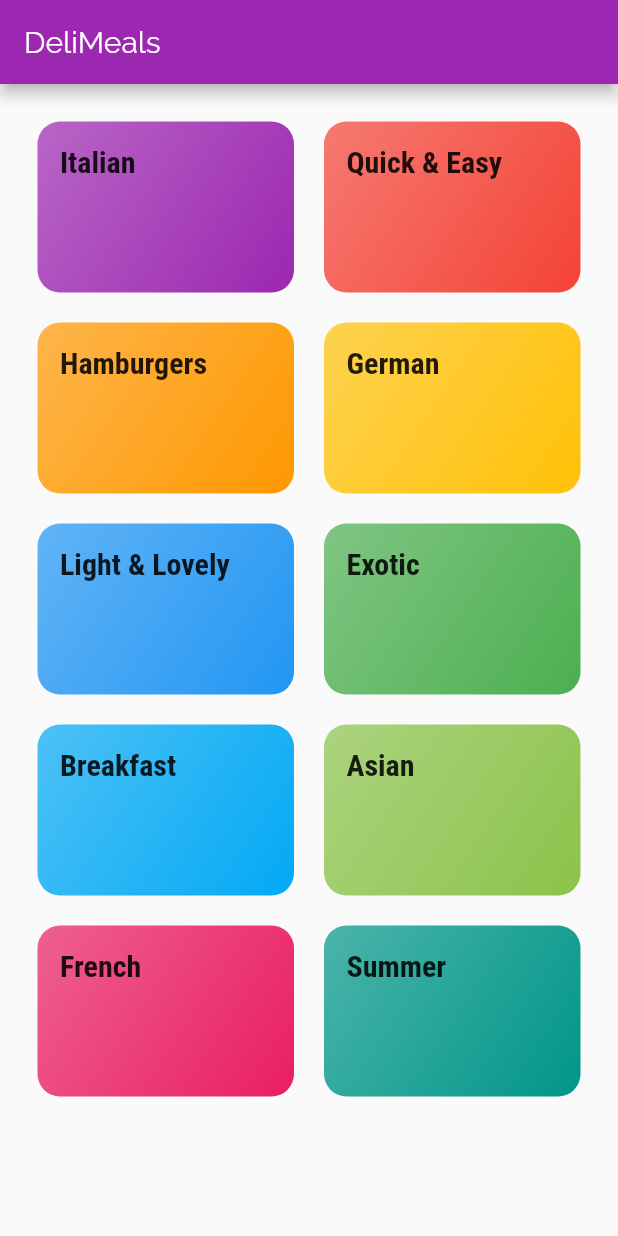
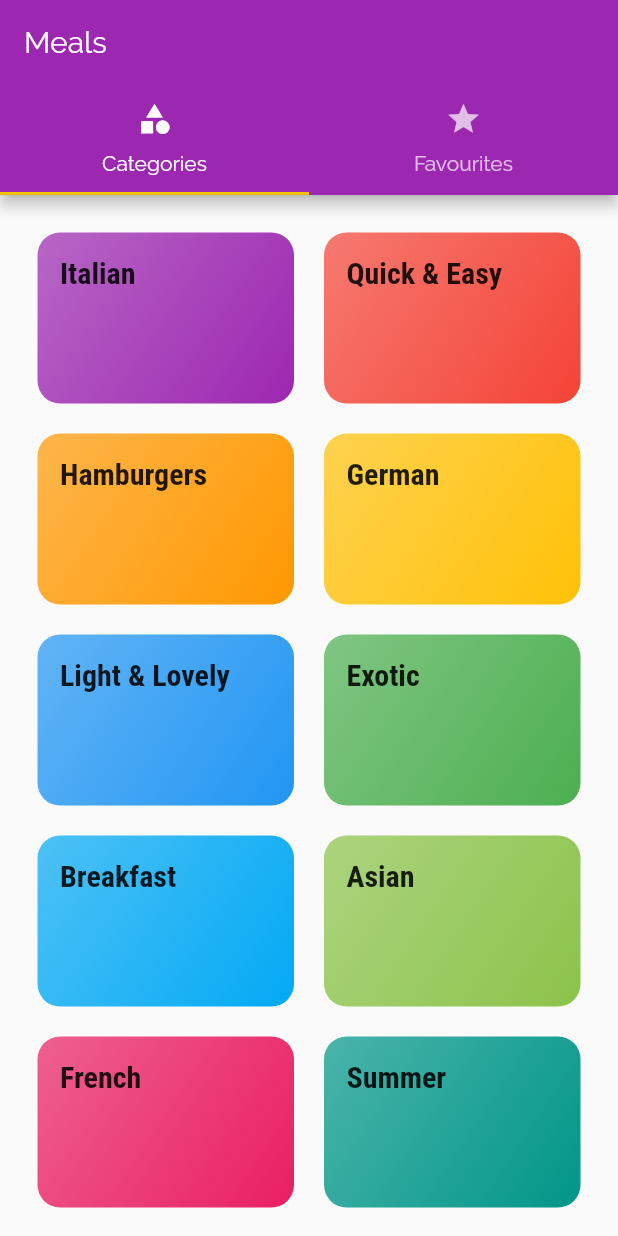
Before and after one commit to Amitbhave/flutter-udemy-course, a Flutter app: the screen it shows after launch, on a phone screen of 412 x 824 dp. Run offline on Flutter 3.47's test engine with Material 2 defaults, Android fonts, the phone set to English and light mode, and no system bars; our stand-ins replace sqflite; missing offline and left inert: dart:ffi; accounts and stored records are empty.

Commit message:
Add meals details screen and tabbar at top

```diff
--- a/meals_app/lib/main.dart
+++ b/meals_app/lib/main.dart
@@ -1,6 +1,8 @@
 import 'package:flutter/material.dart';
 import 'package:mealsapp/screens/categories.dart';
 import 'package:mealsapp/screens/category_meals.dart';
+import 'package:mealsapp/screens/meal_detail.dart';
+import 'package:mealsapp/screens/tabs.dart';
 
 void main() {
   runApp(MyApp());
@@ -32,8 +34,9 @@ class MyApp extends StatelessWidget {
       ),
       initialRoute: '/',
       routes: {
-        '/' : (context) => Categories(),
-        CategoryMeals.routeName : (context) => CategoryMeals()
+        '/' : (context) => Tabs(),
+        CategoryMeals.routeName : (context) => CategoryMeals(),
+        MealDetails.routeName : (context) => MealDetails()
       },
     );
   }
--- a/meals_app/lib/screens/categories.dart
+++ b/meals_app/lib/screens/categories.dart
@@ -6,11 +6,7 @@ class Categories extends StatelessWidget {
 
   @override
   Widget build(BuildContext context) {
-    return Scaffold(
-      appBar: AppBar(
-        title: const Text('DeliMeals'),
-      ),
-      body: GridView(
+    return GridView(
         padding: const EdgeInsets.all(25),
         children: DUMMY_CATEGORIES.map((categoryData) =>
             CategoryItem(
@@ -24,8 +20,7 @@ class Categories extends StatelessWidget {
           crossAxisSpacing: 20,
           mainAxisSpacing: 20,
         ),
-      ),
-    );
+      );
   }
 
 }
--- a/meals_app/lib/screens/category_meals.dart
+++ b/meals_app/lib/screens/category_meals.dart
@@ -23,6 +23,7 @@ class CategoryMeals extends StatelessWidget {
       body: ListView.builder(
         itemBuilder: (context, index) {
           return MealItem(
+            id: categoryMeals[index].id,
             title: categoryMeals[index].title,
             imageUrl: categoryMeals[index].imageUrl,
             affordability: categoryMeals[index].affordability,
--- /dev/null
+++ b/meals_app/lib/screens/favourites.dart
@@ -0,0 +1,11 @@
+import 'package:flutter/material.dart';
+
+class Favourites extends StatelessWidget {
+  @override
+  Widget build(BuildContext context) {
+    return Center(
+      child: Text('Favourites'),
+    );
+  }
+
+}
--- /dev/null
+++ b/meals_app/lib/screens/tabs.dart
@@ -0,0 +1,44 @@
+import 'package:flutter/material.dart';
+import 'package:mealsapp/screens/categories.dart';
+import 'package:mealsapp/screens/favourites.dart';
+
+class Tabs extends StatefulWidget{
+
+  @override
+  State<StatefulWidget> createState() => _TabsState();
+
+}
+
+class _TabsState extends State<Tabs> {
+  @override
+  Widget build(BuildContext context) {
+    return DefaultTabController(
+      child: Scaffold(
+        appBar: AppBar(
+          title: Text('Meals'),
+          bottom: TabBar(
+
+            tabs: [
+              Tab(
+                icon: Icon(Icons.category),
+                text: 'Categories',
+              ),
+              Tab(
+                icon: Icon(Icons.star),
+                text: 'Favourites',
+              ),
+            ],
+          ),
+        ),
+        body: TabBarView(
+          children: [
+            Categories(),
+            Favourites(),
+          ],
+        ),
+      ),
+      length: 2,
+    );
+  }
+
+}
```
Also changed, not shown: meals_app/lib/screens/meal_detail.dart (added, +87 -0 lines), meals_app/lib/widgets/meal_item.dart (+9 -4 lines).
